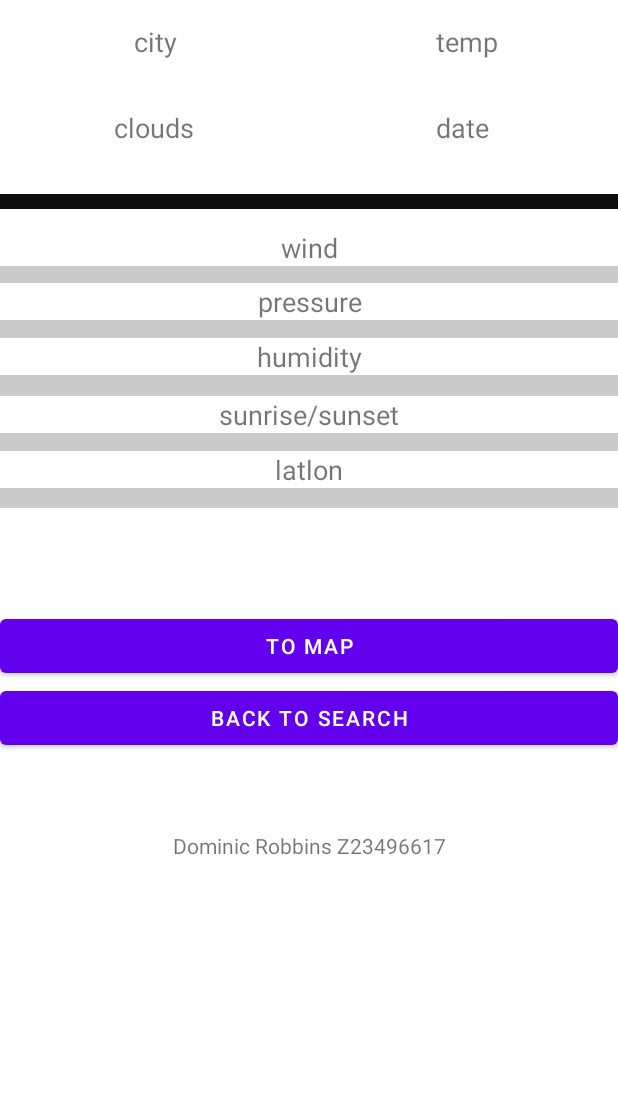
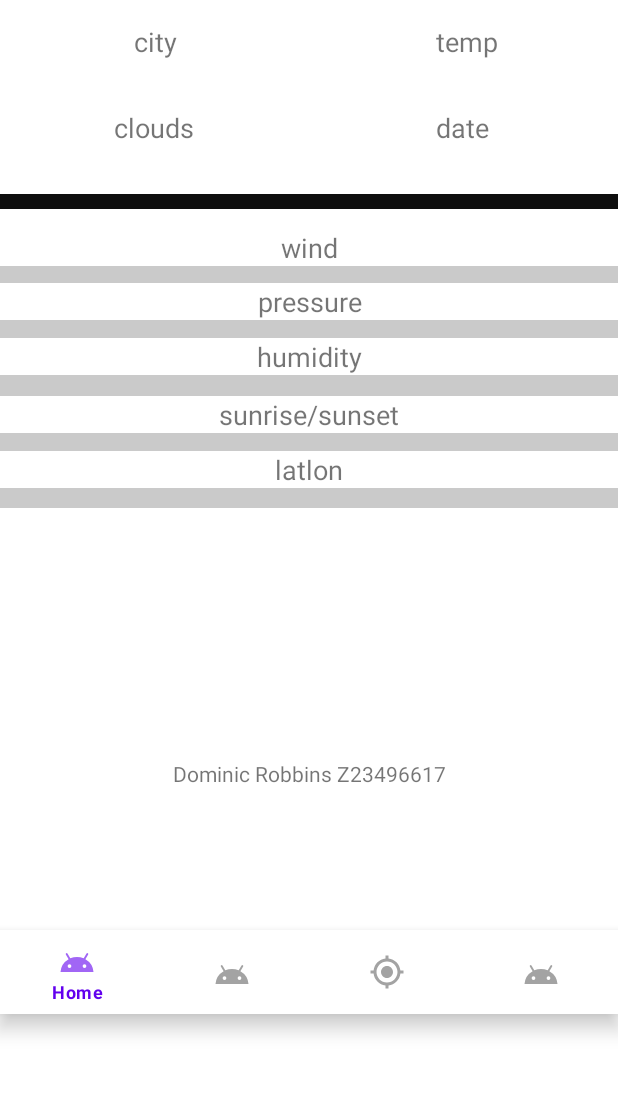
Before and after one commit to AutomatonDuck/COP4655, an Android app: the layout activity_weather.xml on its own in the app's theme, with its tools: preview values and no code run, on a phone screen of 412 x 824 dp, the part 90-1184 px from its top. Run offline under Robolectric (Android 15) with nearby library versions, the phone set to English and light mode, and no system bars; network calls fail.

Commit message:
Added navbar to Weather.java

```diff
--- a/app/src/main/java/com/example/weatherapp/MainActivity.java
+++ b/app/src/main/java/com/example/weatherapp/MainActivity.java
@@ -162,6 +162,11 @@ public class MainActivity extends AppCompatActivity {
             String lon = Double.toString(longitude);
             String url = "https://api.openweathermap.org/data/2.5/weather?lat=" + lat +"&lon=" + lon + "&appid=" + APIkey +"&units=imperial";
             getWeather(url);
+
+            Intent intent = new Intent(this, MapsActivity.class);
+            intent.putExtra("lat", lat);
+            intent.putExtra("lon", lon);
+
         }else {
             headerView.setText("ERROR: No Response");
         }
--- a/app/src/main/res/layout/activity_weather.xml
+++ b/app/src/main/res/layout/activity_weather.xml
@@ -158,31 +158,12 @@
     <LinearLayout
         android:layout_width="match_parent"
         android:layout_height="wrap_content"
-        android:orientation="horizontal">
-
-        <Button
-            android:id="@+id/map_button"
-            android:layout_width="171dp"
-            android:layout_height="wrap_content"
-            android:layout_weight="1"
-            android:onClick="toMap"
-            android:text="To Map" />
-
-    </LinearLayout>
+        android:orientation="horizontal"/>
 
     <LinearLayout
         android:layout_width="match_parent"
         android:layout_height="86dp"
-        android:orientation="horizontal">
-
-        <Button
-            android:id="@+id/rtnTosearch"
-            android:layout_width="54dp"
-            android:layout_height="wrap_content"
-            android:layout_weight="1"
-            android:onClick="toSearch"
-            android:text="Back to Search" />
-    </LinearLayout>
+        android:orientation="horizontal"/>
 
     <TextView
         android:id="@+id/textView2"
@@ -191,4 +172,15 @@
         android:gravity="center"
         android:text="Dominic Robbins Z23496617" />
 
+    <LinearLayout
+        android:layout_width="match_parent"
+        android:layout_height="81dp"
+        android:orientation="horizontal"></LinearLayout>
+
+    <com.google.android.material.bottomnavigation.BottomNavigationView
+        android:id="@+id/navMenu2"
+        android:layout_width="match_parent"
+        android:layout_height="wrap_content"
+        app:menu="@menu/bottom_nav_menu"/>
+
 </LinearLayout>
```
Also changed, not shown: app/src/main/java/com/example/weatherapp/Weather.java (+29 -2 lines).
